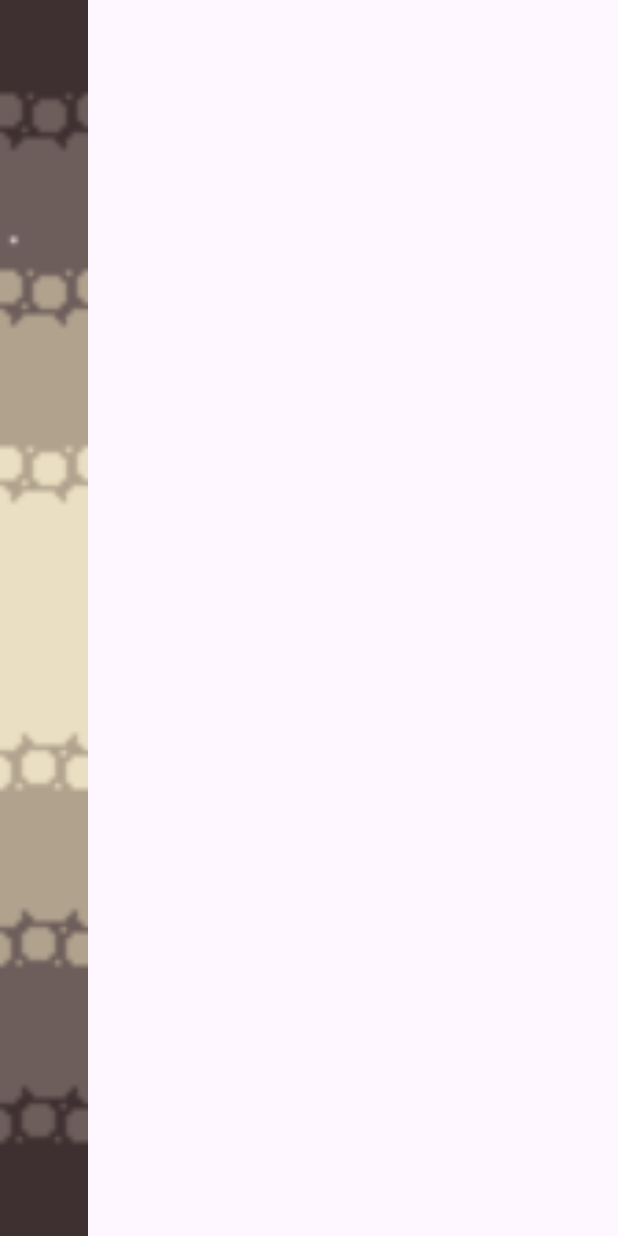
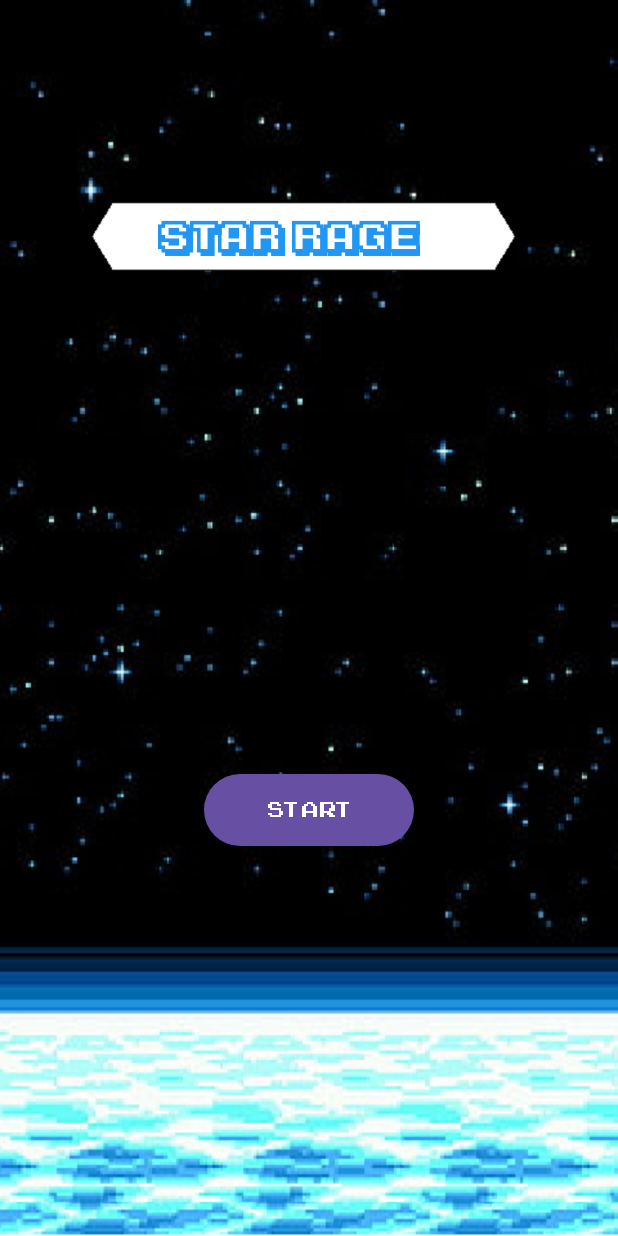
Before and after one commit to David-Oluwatimilehin/MobileGame, an Android app: the layout activity_main.xml on its own in the app's theme, with its tools: preview values and no code run, on a phone screen of 412 x 824 dp. Run offline under Robolectric (Android 15) with nearby library versions, the phone set to English and light mode, and no system bars.

Commit message:
main menu worked on

```diff
--- a/ICAMobileGame/app/src/main/java/com/example/icamobilegame/MainActivity.java
+++ b/ICAMobileGame/app/src/main/java/com/example/icamobilegame/MainActivity.java
@@ -4,32 +4,68 @@ import androidx.appcompat.app.AppCompatActivity;
 
 import android.os.Bundle;
 import android.util.DisplayMetrics;
+import android.util.Log;
+import android.view.View;
+import android.widget.Button;
 
 public class MainActivity extends AppCompatActivity {
 
+    Button startButton;
     GameView gameView;
+    boolean StartButtonPressed=false;
     DisplayMetrics display= new DisplayMetrics();
     @Override
     protected void onCreate(Bundle savedInstanceState) {
         super.onCreate(savedInstanceState);
-        getWindowManager().getDefaultDisplay().getMetrics(display);
-        gameView= new GameView(this, display);
-        setContentView(gameView);
+        setContentView(R.layout.activity_main);
+        startButton=findViewById(R.id.button);
+
+            if(StartButtonPressed){
+                gameView= new GameView(this, display);
+                setContentView(gameView);
+            }
+            startButton.setOnClickListener(new View.OnClickListener() {
+                @Override
+                public void onClick(View view) {
+
+                    Log.d("MainActivity","Game Started :) ");
+                    StartButtonPressed=true;
+
+                }
+
+
+            });
+
+
+
+
+
+
+
 
     }
+
+
     @Override
     protected void onResume(){
         super.onResume();
-        gameView.resume();
+
+        //gameView.resume();
+
     }
     protected void onPause(){
         super.onPause();
-        gameView.pause();
+
+        //gameView.pause();
+
     }
 
     @Override
     protected void onStop() {
         super.onStop();
-        gameView.stop();
+
+        //gameView.stop();
+
+
     }
 }
--- a/ICAMobileGame/app/src/main/res/layout/activity_main.xml
+++ b/ICAMobileGame/app/src/main/res/layout/activity_main.xml
@@ -4,16 +4,48 @@
     xmlns:tools="http://schemas.android.com/tools"
     android:layout_width="match_parent"
     android:layout_height="match_parent"
+
     tools:context=".MainActivity"
+    android:background="@drawable/mainmenu"
 
 
     >
 
+
+    <Button
+        android:id="@+id/button"
+        android:layout_width="140dp"
+        android:layout_height="56dp"
+        android:layout_marginTop="320dp"
+        android:layout_marginEnd="136dp"
+        android:fontFamily="@font/arcade"
+        android:text="@string/start_text"
+        android:textSize="20sp"
+        app:layout_constraintEnd_toEndOf="parent"
+        app:layout_constraintTop_toBottomOf="@+id/imageView" />
+
     <ImageView
         android:id="@+id/imageView"
-        android:layout_width="match_parent"
-        android:layout_height="match_parent"
-        android:src="@drawable/screenbackground"
-        android:scaleType="fitStart"
-        />
+        android:layout_width="284dp"
+        android:layout_height="68dp"
+        android:layout_marginStart="60dp"
+        android:layout_marginTop="124dp"
+        app:layout_constraintStart_toStartOf="parent"
+        app:layout_constraintTop_toTopOf="parent"
+        app:srcCompat="@drawable/banner" />
+
+    <TextView
+        android:id="@+id/textView"
+        android:layout_width="wrap_content"
+        android:layout_height="wrap_content"
+        android:layout_marginTop="144dp"
+        android:layout_marginEnd="132dp"
+        android:fontFamily="@font/ka1"
+        android:text="@string/game_name"
+        android:textColor="#2196F3"
+        android:textSize="24sp"
+        app:layout_constraintBottom_toTopOf="@+id/button"
+        app:layout_constraintEnd_toEndOf="parent"
+        app:layout_constraintTop_toTopOf="parent"
+        app:layout_constraintVertical_bias="0.0" />
 </androidx.constraintlayout.widget.ConstraintLayout>
--- a/ICAMobileGame/app/src/main/res/values/strings.xml
+++ b/ICAMobileGame/app/src/main/res/values/strings.xml
@@ -1,3 +1,5 @@
 <resources>
     <string name="app_name">ICAMobileGame</string>
+    <string name="game_name">Star Rage</string>
+    <string name="start_text">Start</string>
 </resources>
```
Also changed, not shown: ICAMobileGame/app/src/main/res/drawable/banner.png (added), ICAMobileGame/app/src/main/res/drawable/mainmenu.png (added), ICAMobileGame/app/src/main/res/font/arcade.ttf (added), ICAMobileGame/app/src/main/res/font/ka1.ttf (added), ICAMobileGame/app/src/main/res/font/mainmenu.ttf (added).
